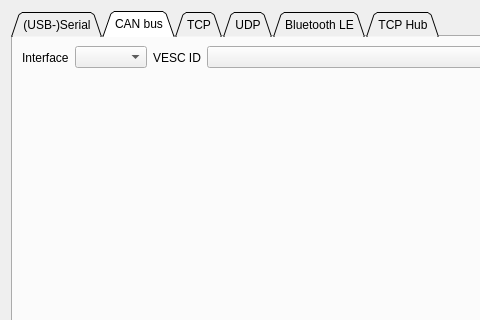
This is source/pages/pageconnection.ui in poommyroboticcamera-netizen/SAT-Motor-Pilot as Qt 5 draws it before an edit; both pictures show x 0 to 480 and y 0 to 320 of the 1218 by 701 pixel window. The edited form follows.
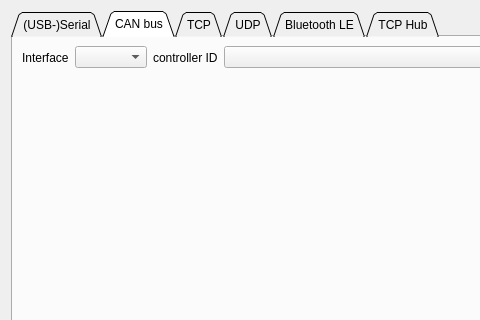
This is the edited form. The open tabs and pages were chosen to show the change. Icons and pictures are not drawn.

Diff of the .ui file:
```diff
--- a/source/pages/pageconnection.ui
+++ b/source/pages/pageconnection.ui
@@ -178,7 +178,7 @@
          <item>
           <widget class="QLabel" name="label_5">
            <property name="text">
-            <string>VESC ID</string>
+            <string>controller ID</string>
            </property>
           </widget>
          </item>
```
Left out of the diff: 18 changed lines with no effect on the pictures.
